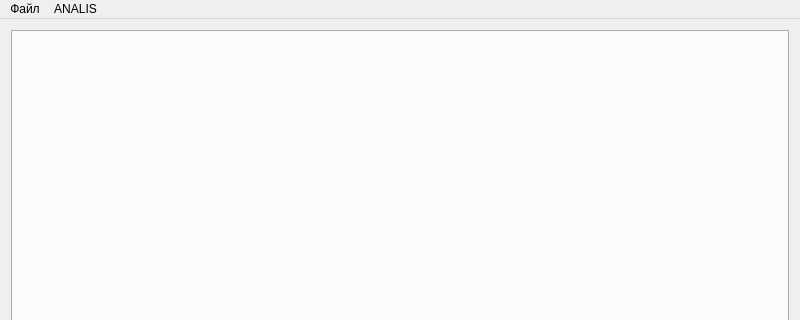
This is mainwindow.ui in de1mos242/USDiplom as Qt 5 draws it before an edit; both pictures show x 0 to 800 and y 0 to 320 of the 800 by 600 pixel window. The edited form follows.
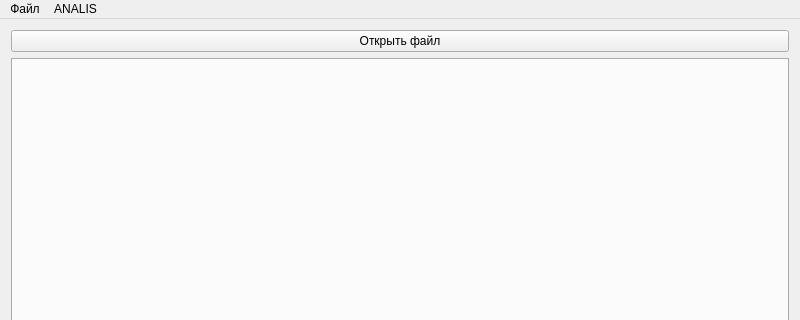
This is the edited form.

```diff
--- a/mainwindow.ui
+++ b/mainwindow.ui
@@ -18,13 +18,23 @@
   </property>
   <widget class="QWidget" name="centralWidget">
    <layout class="QGridLayout" name="gridLayout">
-    <item row="0" column="0">
+    <item row="1" column="0">
      <widget class="QTabWidget" name="tabWidget">
       <property name="currentIndex">
        <number>-1</number>
       </property>
      </widget>
     </item>
+    <item row="0" column="0">
+     <widget class="QPushButton" name="openNewFileButton">
+      <property name="text">
+       <string>Открыть файл</string>
+      </property>
+      <property name="flat">
+       <bool>false</bool>
+      </property>
+     </widget>
+    </item>
    </layout>
   </widget>
   <widget class="QMenuBar" name="menuBar">
```
